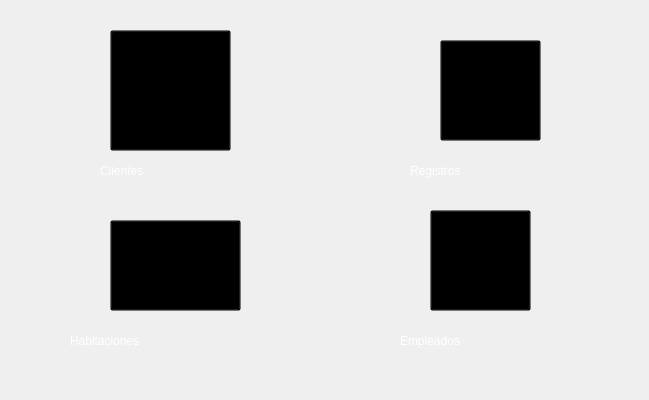
JeffersonFarCar/Sistema-de-Registro-de-Hotel, file Sistema_de_Registro_de_Hotel/mainwindow.ui: the form before one commit.
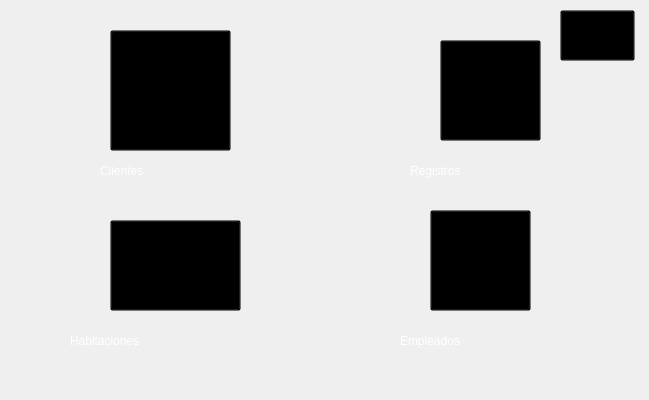
The form after the commit. Icons and pictures are not drawn.

The edit to the form file:
```diff
--- a/Sistema_de_Registro_de_Hotel/mainwindow.ui
+++ b/Sistema_de_Registro_de_Hotel/mainwindow.ui
@@ -192,6 +192,32 @@
      <string>Habitaciones</string>
     </property>
    </widget>
+   <widget class="QPushButton" name="LogOutPushButton">
+    <property name="geometry">
+     <rect>
+      <x>560</x>
+      <y>10</y>
+      <width>75</width>
+      <height>51</height>
+     </rect>
+    </property>
+    <property name="cursor">
+     <cursorShape>PointingHandCursor</cursorShape>
+    </property>
+    <property name="styleSheet">
+     <string notr="true">#LogOutPushButton{
+	background-color: transparent;
+	border-image: url(:/imagenes/imagenes/logout1.png);
+}
+
+#LogOutPushButton:pressed{
+	border-image: url(:/imagenes/imagenes/logout2.png);
+}</string>
+    </property>
+    <property name="text">
+     <string/>
+    </property>
+   </widget>
   </widget>
  </widget>
  <resources/>
```
